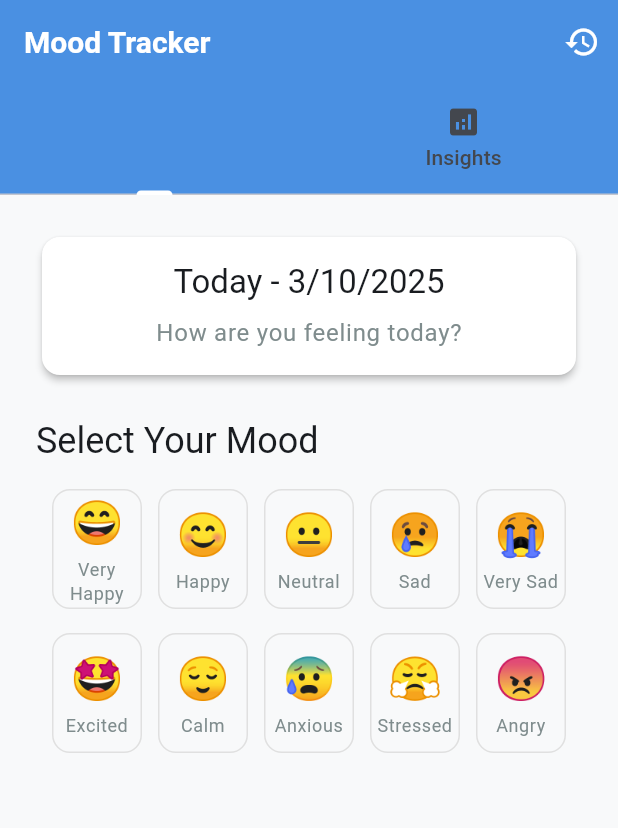
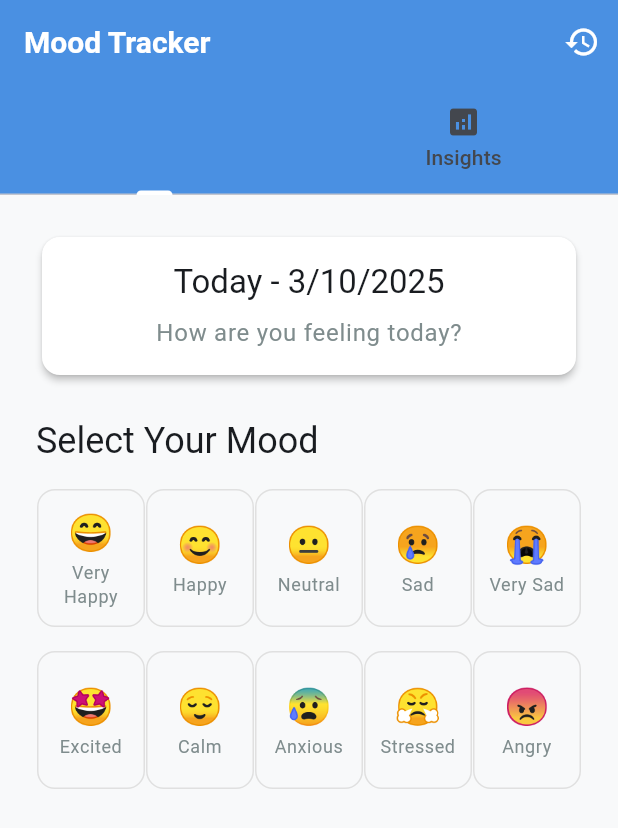
Before and after one commit to RohanM007/Mend, a Flutter app: the MoodTrackerScreen screen opened directly, on a phone screen of 412 x 824 dp. Shown: the top 828 px of the screen. Run offline on Flutter 3.47's test engine with Material 3 defaults, Android fonts, the phone set to English and light mode, and no system bars; our stand-ins replace cloud_firestore, firebase_auth, firebase_core, fl_chart, flutter_local_notifications, google_fonts and 2 more; accounts and stored records are empty; generated files the repository leaves out were written again.

Commit message:
Adjusted layout to fix it on mobile devices

```diff
--- a/Mend/mend/lib/widgets/mood_selector.dart
+++ b/Mend/mend/lib/widgets/mood_selector.dart
@@ -54,48 +54,52 @@ class MoodSelector extends StatelessWidget {
     onTap: () => onMoodSelected(mood),
     child: AnimatedContainer(
       duration: AppConstants.animationMedium,
-        width: 60,
-        height: 80,
+      // Remove fixed width/height
+      constraints: BoxConstraints.tightFor(
+        width: 72,    // Slightly more room
+        height: 92,   // Extra vertical space for 2-line labels
+      ),
       decoration: BoxDecoration(
-          color:
-              isSelected
-                  ? Color(
-                    int.parse(moodInfo.color.replaceFirst('#', '0xFF')),
-                  ).withValues(alpha: 0.2)
+        color: isSelected
+            ? Color(int.parse(moodInfo.color.replaceFirst('#', '0xFF')))
+                .withOpacity(0.2)
             : Colors.transparent,
         borderRadius: BorderRadius.circular(AppConstants.radiusMedium),
         border: Border.all(
-            color:
-                isSelected
+          color: isSelected
               ? Color(int.parse(moodInfo.color.replaceFirst('#', '0xFF')))
               : Colors.grey.shade300,
           width: isSelected ? 2 : 1,
         ),
       ),
+      child: Padding(
+        padding: const EdgeInsets.symmetric(horizontal: 4, vertical: 6),
         child: Column(
+          mainAxisSize: MainAxisSize.min,
           mainAxisAlignment: MainAxisAlignment.center,
           children: [
             Text(
               moodInfo.emoji,
-              style: TextStyle(fontSize: isSelected ? 32 : 28),
+              style: TextStyle(fontSize: isSelected ? 28 : 24),
+              textAlign: TextAlign.center,
             ),
-            const SizedBox(height: 4),
-            Text(
+            const SizedBox(height: 2),
+            Flexible(
+              child: Text(
                 moodInfo.label,
                 style: Theme.of(context).textTheme.bodySmall?.copyWith(
                   fontWeight: isSelected ? FontWeight.w600 : FontWeight.normal,
-                color:
-                    isSelected
-                        ? Color(
-                          int.parse(moodInfo.color.replaceFirst('#', '0xFF')),
-                        )
+                  color: isSelected
+                      ? Color(int.parse(moodInfo.color.replaceFirst('#', '0xFF')))
                       : AppConstants.textSecondary,
                 ),
                 textAlign: TextAlign.center,
                 maxLines: 2,
                 overflow: TextOverflow.ellipsis,
               ),
+            ),
           ],
+        ),
       ),
     ),
   );
```
Lines whose indentation alone changed are shown as unchanged.
